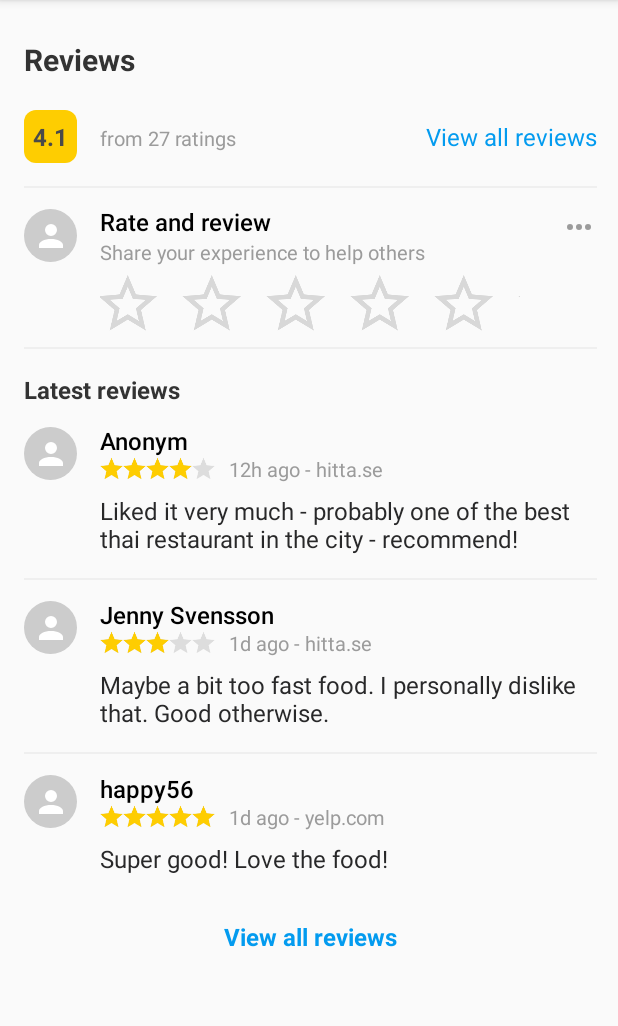
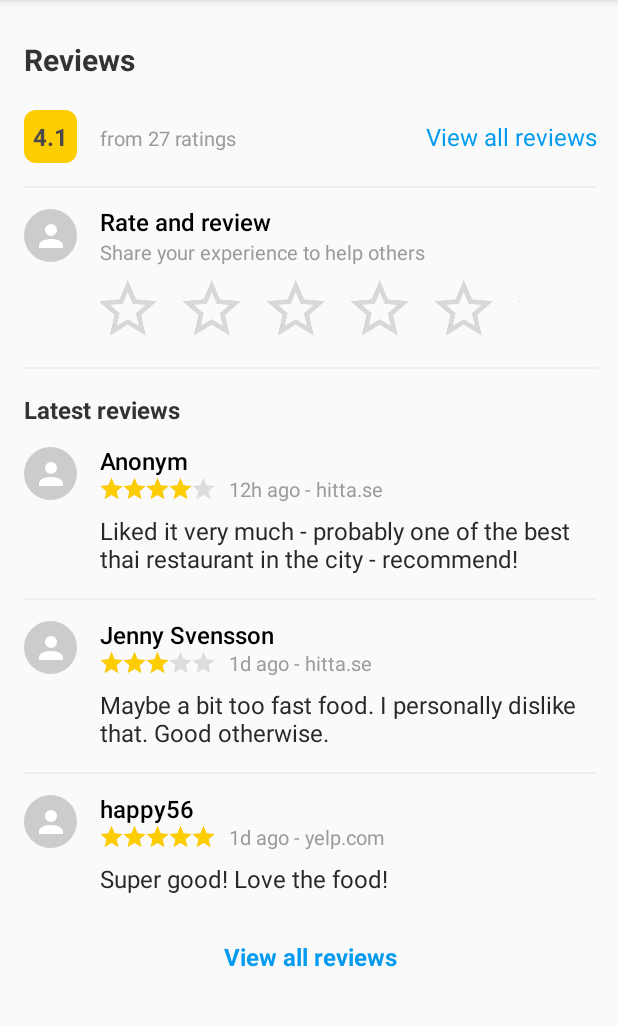
Before and after one commit to andreicaraus/Hitta-Assignment, an Android app: the screen it shows after launch (MainActivity), on a phone screen of 412 x 824 dp, the part 84-1110 px from its top. Run offline under Robolectric (Android 15) with nearby library versions, the phone set to English and light mode, and no system bars; our stand-ins replace Room's generated code, data binding.

Commit message:
UI fixes for reviews fragment

```diff
--- a/app/src/main/res/layout/fragment_reviews.xml
+++ b/app/src/main/res/layout/fragment_reviews.xml
@@ -130,9 +130,9 @@
                 android:id="@+id/your_review_big_rating_bar"
                 style="@style/RatingBarBig"
                 android:paddingStart="-9dp"
-                android:paddingTop="15dp"
+                android:paddingTop="0dp"
                 app:layout_constraintStart_toStartOf="@id/your_review_title_text"
-                app:layout_constraintTop_toBottomOf="@id/your_review_title_text"
+                app:layout_constraintTop_toBottomOf="@id/your_review_info_text"
                 tools:rating="0" />
 
             <ImageView
@@ -141,14 +141,14 @@
                 android:layout_height="wrap_content"
                 android:src="@drawable/dots_horizontal"
                 android:tint="@color/review_info"
-                android:visibility="visible"
+                android:visibility="gone"
                 app:layout_constraintEnd_toEndOf="parent"
                 app:layout_constraintTop_toTopOf="@id/your_review_image" />
 
             <View
                 android:id="@+id/your_review_section_separator"
                 style="@style/Separator"
-                android:layout_marginTop="0dp"
+                android:layout_marginTop="10dp"
                 app:layout_constraintEnd_toEndOf="parent"
                 app:layout_constraintStart_toStartOf="parent"
                 app:layout_constraintTop_toBottomOf="@id/your_review_big_rating_bar" />
```
